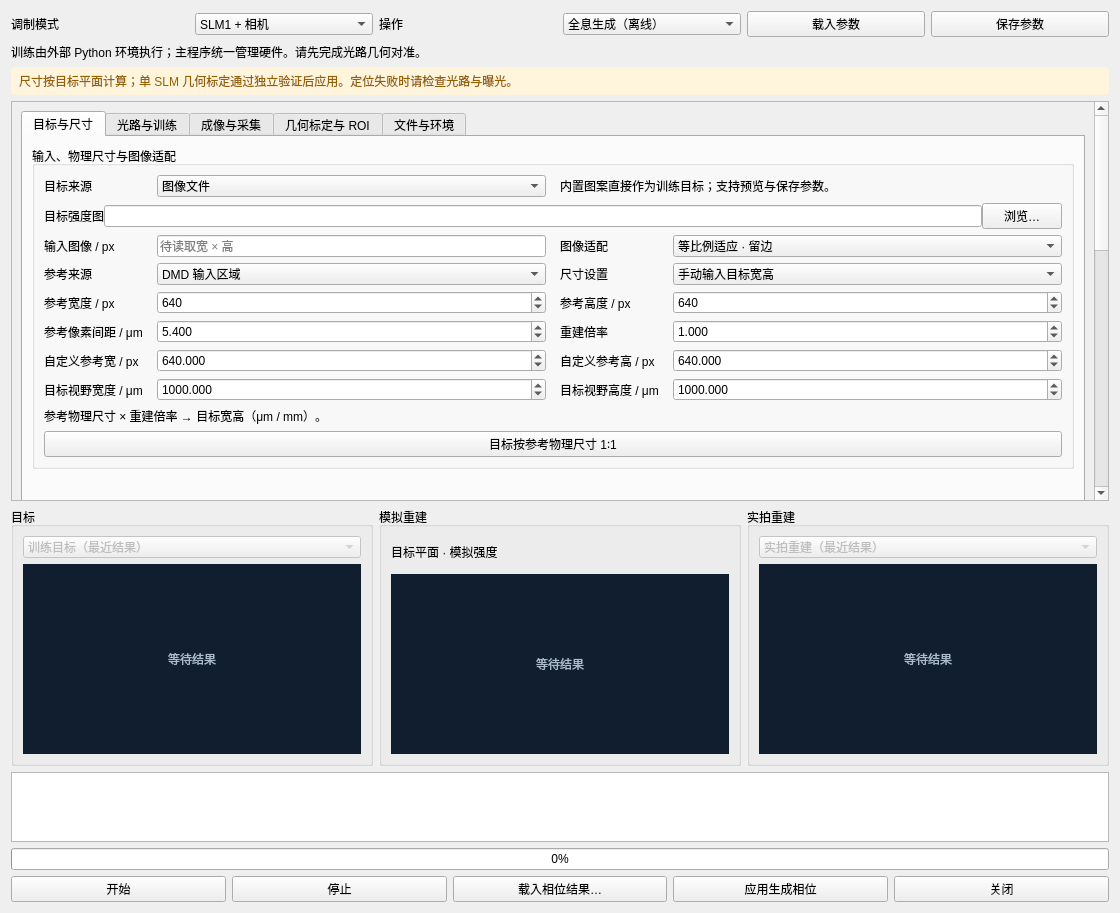
MrBear9/Multi_SLM_DMD, file ui/HolographyWindow.ui: the form before one commit.
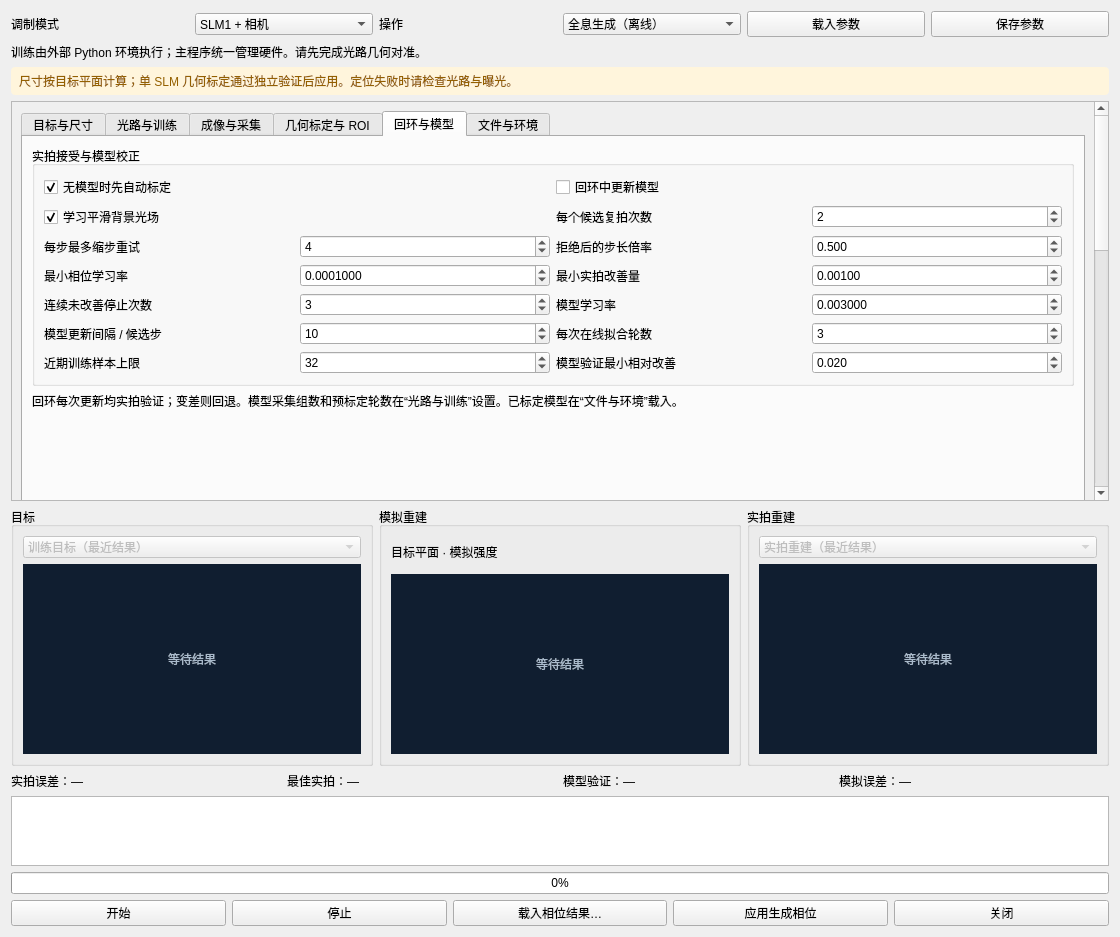
The form after the commit. The open tabs and pages were chosen to show the change.

Commit message: 完善全息模型标定与相机回环优化，新增 CCD 目标 ROI 及外围视野预览

```diff
--- a/ui/HolographyWindow.ui
+++ b/ui/HolographyWindow.ui
@@ -13,7 +13,7 @@
   <property name="windowTitle">
    <string>全息生成与模型标定</string>
   </property>
-  <layout class="QVBoxLayout" name="mainLayout" stretch="0,0,0,0,1,0,0,0">
+  <layout class="QVBoxLayout" name="mainLayout" stretch="0,0,0,0,1,0,0,0,0">
    <item>
     <layout class="QHBoxLayout" name="modeLayout">
      <item>
@@ -2328,6 +2328,400 @@
            </item>
           </layout>
          </widget>
+         <widget class="QWidget" name="feedbackPage">
+          <attribute name="title">
+           <string>回环与模型</string>
+          </attribute>
+          <layout class="QVBoxLayout" name="feedbackPageLayout">
+           <item>
+            <widget class="QGroupBox" name="feedbackGroup">
+             <property name="title">
+              <string>实拍接受与模型校正</string>
+             </property>
+             <layout class="QGridLayout" name="feedbackGrid">
+              <item row="0" column="0" colspan="2">
+               <widget class="QCheckBox" name="feedback_auto_calibrate">
+                <property name="text">
+                 <string>无模型时先自动标定</string>
+                </property>
+                <property name="checked">
+                 <bool>true</bool>
+                </property>
+                <property name="toolTip">
+                 <string>未载入模型时先采集和拟合；验证未通过将停止回环。</string>
+                </property>
+               </widget>
+              </item>
+              <item row="0" column="2" colspan="2">
+               <widget class="QCheckBox" name="feedback_online_model">
+                <property name="text">
+                 <string>回环中更新模型</string>
+                </property>
+                <property name="checked">
+                 <bool>false</bool>
+                </property>
+                <property name="toolTip">
+                 <string>按实拍修正模型，只有验证改善才替换；与相位更新分开进行。</string>
+                </property>
+               </widget>
+              </item>
+              <item row="1" column="0" colspan="2">
+               <widget class="QCheckBox" name="model_background">
+                <property name="text">
+                 <string>学习平滑背景光场</string>
+                </property>
+                <property name="checked">
+                 <bool>true</bool>
+                </property>
+                <property name="toolTip">
+                 <string>包含低分辨率相干附加光场和非相干背景；不代表唯一测出了零级光。</string>
+                </property>
+               </widget>
+              </item>
+              <item row="1" column="2">
+               <widget class="QLabel" name="feedback_verify_repeatsLabel">
+                <property name="text">
+                 <string>每个候选复拍次数</string>
+                </property>
+               </widget>
+              </item>
+              <item row="1" column="3">
+               <widget class="QSpinBox" name="feedback_verify_repeats">
+                <property name="minimum">
+                 <number>1</number>
+                </property>
+                <property name="maximum">
+                 <number>5</number>
+                </property>
+                <property name="value">
+                 <number>2</number>
+                </property>
+                <property name="keyboardTracking">
+                 <bool>false</bool>
+                </property>
+                <property name="toolTip">
+                 <string>每次复拍内部仍使用成像与采集的平均帧数。</string>
+                </property>
+               </widget>
+              </item>
+              <item row="2" column="0">
+               <widget class="QLabel" name="feedback_max_retriesLabel">
+                <property name="text">
+                 <string>每步最多缩步重试</string>
+                </property>
+               </widget>
+              </item>
+              <item row="2" column="1">
+               <widget class="QSpinBox" name="feedback_max_retries">
+                <property name="minimum">
+                 <number>0</number>
+                </property>
+                <property name="maximum">
+                 <number>10</number>
+                </property>
+                <property name="value">
+                 <number>4</number>
+                </property>
+                <property name="keyboardTracking">
+                 <bool>false</bool>
+                </property>
+                <property name="toolTip">
+                 <string>失败恢复相位和 Adam 状态后缩小步长。</string>
+                </property>
+               </widget>
+              </item>
+              <item row="2" column="2">
+               <widget class="QLabel" name="feedback_lr_decayLabel">
+                <property name="text">
+                 <string>拒绝后的步长倍率</string>
+                </property>
+               </widget>
+              </item>
+              <item row="2" column="3">
+               <widget class="QDoubleSpinBox" name="feedback_lr_decay">
+                <property name="decimals">
+                 <number>3</number>
+                </property>
+                <property name="minimum">
+                 <double>0.1</double>
+                </property>
+                <property name="maximum">
+                 <double>0.9</double>
+                </property>
+                <property name="value">
+                 <double>0.5</double>
+                </property>
+                <property name="keyboardTracking">
+                 <bool>false</bool>
+                </property>
+                <property name="toolTip">
+                 <string />
+                </property>
+                <property name="singleStep">
+                 <double>.1</double>
+                </property>
+               </widget>
+              </item>
+              <item row="3" column="0">
+               <widget class="QLabel" name="feedback_min_lrLabel">
+                <property name="text">
+                 <string>最小相位学习率</string>
+                </property>
+               </widget>
+              </item>
+              <item row="3" column="1">
+               <widget class="QDoubleSpinBox" name="feedback_min_lr">
+                <property name="decimals">
+                 <number>7</number>
+                </property>
+                <property name="minimum">
+                 <double>1e-07</double>
+                </property>
+                <property name="maximum">
+                 <double>1.0</double>
+                </property>
+                <property name="value">
+                 <double>0.0001</double>
+                </property>
+                <property name="keyboardTracking">
+                 <bool>false</bool>
+                </property>
+                <property name="toolTip">
+                 <string />
+                </property>
+                <property name="singleStep">
+                 <double>.0001</double>
+                </property>
+               </widget>
+              </item>
+              <item row="3" column="2">
+               <widget class="QLabel" name="feedback_min_improvementLabel">
+                <property name="text">
+                 <string>最小实拍改善量</string>
+                </property>
+               </widget>
+              </item>
+              <item row="3" column="3">
+               <widget class="QDoubleSpinBox" name="feedback_min_improvement">
+                <property name="decimals">
+                 <number>5</number>
+                </property>
+                <property name="minimum">
+                 <double>0.0</double>
+                </property>
+                <property name="maximum">
+                 <double>0.2</double>
+                </property>
+                <property name="value">
+                 <double>0.001</double>
+                </property>
+                <property name="keyboardTracking">
+                 <bool>false</bool>
+                </property>
+                <property name="toolTip">
+                 <string>绝对误差下降门槛；重复采集的变化更大时采用实测变化量。</string>
+                </property>
+                <property name="singleStep">
+                 <double>.001</double>
+                </property>
+               </widget>
+              </item>
+              <item row="4" column="0">
+               <widget class="QLabel" name="feedback_patienceLabel">
+                <property name="text">
+                 <string>连续未改善停止次数</string>
+                </property>
+               </widget>
+              </item>
+              <item row="4" column="1">
+               <widget class="QSpinBox" name="feedback_patience">
+                <property name="minimum">
+                 <number>1</number>
+                </property>
+                <property name="maximum">
+                 <number>10</number>
+                </property>
+                <property name="value">
+                 <number>3</number>
+                </property>
+                <property name="keyboardTracking">
+                 <bool>false</bool>
+                </property>
+                <property name="toolTip">
+                 <string />
+                </property>
+               </widget>
+              </item>
+              <item row="4" column="2">
+               <widget class="QLabel" name="model_learning_rateLabel">
+                <property name="text">
+                 <string>模型学习率</string>
+                </property>
+               </widget>
+              </item>
+              <item row="4" column="3">
+               <widget class="QDoubleSpinBox" name="model_learning_rate">
+                <property name="decimals">
+                 <number>6</number>
+                </property>
+                <property name="minimum">
+                 <double>1e-06</double>
+                </property>
+                <property name="maximum">
+                 <double>0.05</double>
+                </property>
+                <property name="value">
+                 <double>0.003</double>
+                </property>
+                <property name="keyboardTracking">
+                 <bool>false</bool>
+                </property>
+                <property name="toolTip">
+                 <string>独立于相位学习率。</string>
+                </property>
+                <property name="singleStep">
+                 <double>.001</double>
+                </property>
+               </widget>
+              </item>
+              <item row="5" column="0">
+               <widget class="QLabel" name="model_online_everyLabel">
+                <property name="text">
+                 <string>模型更新间隔 / 候选步</string>
+                </property>
+               </widget>
+              </item>
+              <item row="5" column="1">
+               <widget class="QSpinBox" name="model_online_every">
+                <property name="minimum">
+                 <number>1</number>
+                </property>
+                <property name="maximum">
+                 <number>1000</number>
+                </property>
+                <property name="value">
+                 <number>10</number>
+                </property>
+                <property name="keyboardTracking">
+                 <bool>false</bool>
+                </property>
+                <property name="toolTip">
+                 <string>候选无法改善时也会尝试更新；每次更新都经过独立验证。</string>
+                </property>
+               </widget>
+              </item>
+              <item row="5" column="2">
+               <widget class="QLabel" name="model_online_epochsLabel">
+                <property name="text">
+                 <string>每次在线拟合轮数</string>
+                </property>
+               </widget>
+              </item>
+              <item row="5" column="3">
+               <widget class="QSpinBox" name="model_online_epochs">
+                <property name="minimum">
+                 <number>1</number>
+                </property>
+                <property name="maximum">
+                 <number>100</number>
+                </property>
+                <property name="value">
+                 <number>3</number>
+                </property>
+                <property name="keyboardTracking">
+                 <bool>false</bool>
+                </property>
+                <property name="toolTip">
+                 <string />
+                </property>
+               </widget>
+              </item>
+              <item row="6" column="0">
+               <widget class="QLabel" name="model_replay_sizeLabel">
+                <property name="text">
+                 <string>近期训练样本上限</string>
+                </property>
+               </widget>
+              </item>
+              <item row="6" column="1">
+               <widget class="QSpinBox" name="model_replay_size">
+                <property name="minimum">
+                 <number>8</number>
+                </property>
+                <property name="maximum">
+                 <number>256</number>
+                </property>
+                <property name="value">
+                 <number>32</number>
+                </property>
+                <property name="keyboardTracking">
+                 <bool>false</bool>
+                </property>
+                <property name="toolTip">
+                 <string>保留初始多样相位与近期采集，验证组不参与训练。</string>
+                </property>
+               </widget>
+              </item>
+              <item row="6" column="2">
+               <widget class="QLabel" name="model_validation_improvementLabel">
+                <property name="text">
+                 <string>模型验证最小相对改善</string>
+                </property>
+               </widget>
+              </item>
+              <item row="6" column="3">
+               <widget class="QDoubleSpinBox" name="model_validation_improvement">
+                <property name="decimals">
+                 <number>3</number>
+                </property>
+                <property name="minimum">
+                 <double>0.001</double>
+                </property>
+                <property name="maximum">
+                 <double>0.5</double>
+                </property>
+                <property name="value">
+                 <double>0.02</double>
+                </property>
+                <property name="keyboardTracking">
+                 <bool>false</bool>
+                </property>
+                <property name="toolTip">
+                 <string>默认 0.02 表示 2%；选择组和独立验证组都要达到。</string>
+                </property>
+                <property name="singleStep">
+                 <double>.01</double>
+                </property>
+               </widget>
+              </item>
+             </layout>
+            </widget>
+           </item>
+           <item>
+            <widget class="QLabel" name="feedbackHelp">
+             <property name="text">
+              <string>回环每次更新均实拍验证；变差则回退。模型采集组数和预标定轮数在“光路与训练”设置。已标定模型在“文件与环境”载入。</string>
+             </property>
+             <property name="wordWrap">
+              <bool>true</bool>
+             </property>
+            </widget>
+           </item>
+           <item>
+            <spacer name="feedbackSpacer">
+             <property name="orientation">
+              <enum>Qt::Vertical</enum>
+             </property>
+             <property name="sizeHint" stdset="0">
+              <size>
+               <width>20</width>
+               <height>20</height>
+              </size>
+             </property>
+            </spacer>
+           </item>
+          </layout>
+         </widget>
          <widget class="QWidget" name="filesPage">
           <attribute name="title">
            <string>文件与环境</string>
@@ -2636,6 +3030,38 @@
      </item>
     </layout>
    </item>
+   <item>
+    <layout class="QHBoxLayout" name="metricsLayout">
+     <item>
+      <widget class="QLabel" name="cameraLossLabel">
+       <property name="text">
+        <string>实拍误差：—</string>
+       </property>
+      </widget>
+     </item>
+     <item>
+      <widget class="QLabel" name="bestLossLabel">
+       <property name="text">
+        <string>最佳实拍：—</string>
+       </property>
+      </widget>
+     </item>
+     <item>
+      <widget class="QLabel" name="modelLossLabel">
+       <property name="text">
+        <string>模型验证：—</string>
+       </property>
+      </widget>
+     </item>
+     <item>
+      <widget class="QLabel" name="simulationLossLabel">
+       <property name="text">
+        <string>模拟误差：—</string>
+       </property>
+      </widget>
+     </item>
+    </layout>
+   </item>
    <item>
     <widget class="QPlainTextEdit" name="log">
      <property name="readOnly">
```
Left out of the diff: 6 changed lines with no effect on the pictures. The commit also changes 18 other files.
